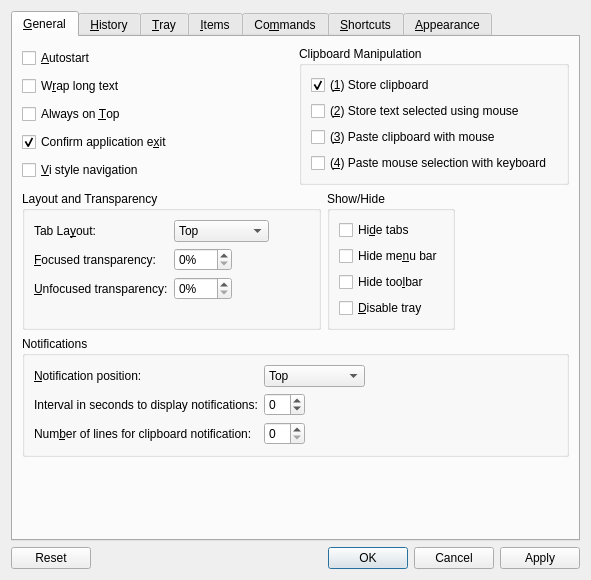
This is src/ui/configurationmanager.ui in hluk/CopyQ as Qt 5 draws it before an edit. The edited form follows.
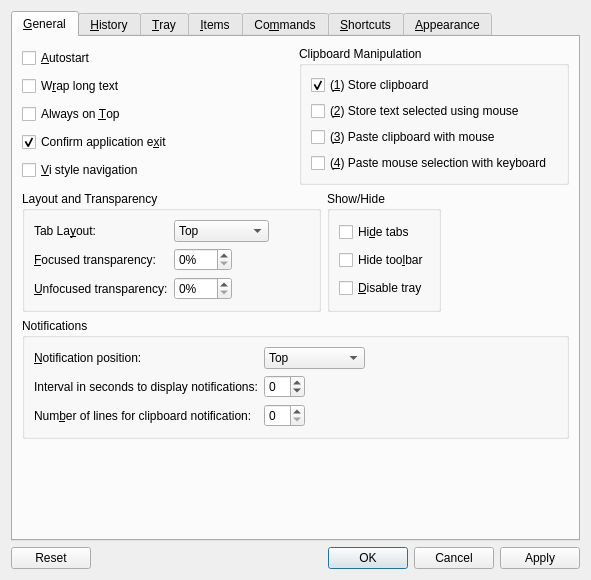
This is the edited form. Icons and pictures are not drawn. Custom widgets are drawn as their Qt base class.

Commit message:
Remove option to hide menu
Reasons:
 * Pressing Alt key shows menu even if Alt-Tab is pressed to focus other
   window.
 * Moving mouse to the top of window will show menu even if you try to
   move mouse only to the first item.
 * It doesn't work on OS X.
 * Code is lot cleaner without it.

What changed in the file:
```diff
--- a/src/ui/configurationmanager.ui
+++ b/src/ui/configurationmanager.ui
@@ -377,16 +377,6 @@
                 </property>
                </widget>
               </item>
-              <item>
-               <widget class="QCheckBox" name="checkBoxHideMenuBar">
-                <property name="toolTip">
-                 <string>Hide menu bar in main window (press Alt key or move mouse to top of the window to show)</string>
-                </property>
-                <property name="text">
-                 <string>Hide me&amp;nu bar</string>
-                </property>
-               </widget>
-              </item>
               <item>
                <widget class="QCheckBox" name="checkBoxHideToolbar">
                 <property name="toolTip">
```
Left out of the diff: 1 changed line with no effect on the pictures. The commit also changes 4 other files.
